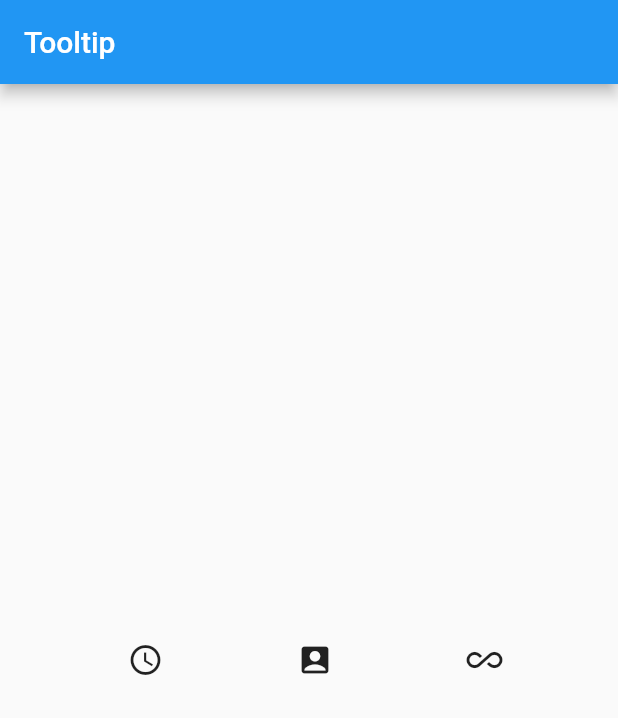
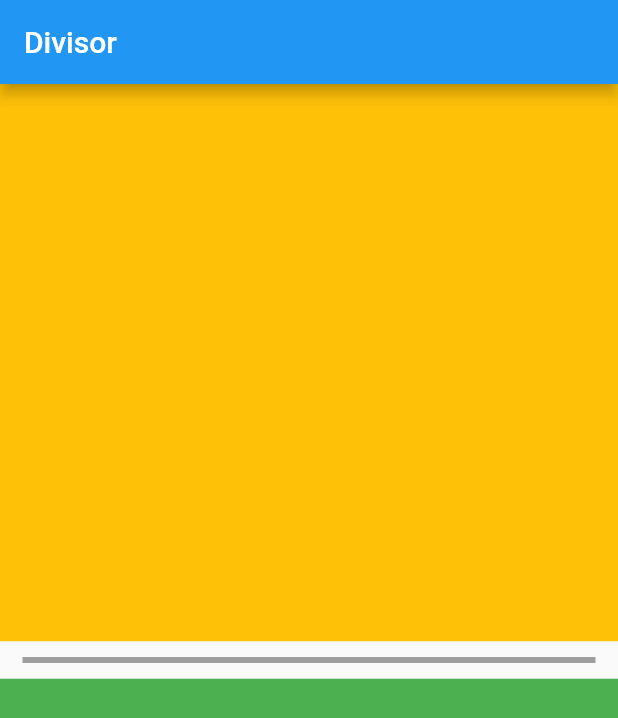
Before and after one commit to EmmanuelHm/basic_components_flutter, a Flutter app: the screen it shows after launch, on a phone screen of 412 x 824 dp. Shown: the top 718 px of the screen. Run offline on Flutter 3.47's test engine with Material 2 defaults, Android fonts, the light colour scheme and no system bars.

Commit message:
Utilizando el widget 'Divider' en flutter

```diff
--- /dev/null
+++ b/lib/AdvancedWidgets/13.Divisor/Divisor.dart
@@ -0,0 +1,40 @@
+import 'package:flutter/material.dart';
+
+class Divisor extends StatefulWidget {
+  const Divisor({Key? key}) : super(key: key);
+
+  @override
+  _DivisorState createState() => _DivisorState();
+}
+
+class _DivisorState extends State<Divisor> {
+  @override
+  Widget build(BuildContext context) {
+    return Scaffold(
+      appBar: AppBar(
+        title: Text("Divisor"),
+      ),
+      body: Column(
+        children: [
+          Expanded(
+            child: Container(
+              color: Colors.amber,
+            ),
+          ),
+          Divider(
+            color: Colors.grey,
+            height: 25,
+            thickness: 4,
+            indent: 15,
+            endIndent: 15,
+          ),
+          Expanded(
+            child: Container(
+              color: Colors.green,
+            ),
+          ),
+        ],
+      ),
+    );
+  }
+}
--- a/lib/main.dart
+++ b/lib/main.dart
@@ -1,5 +1,5 @@
 import 'package:flutter/material.dart';
-import 'package:basic_components_flutter/AdvancedWidgets/12.Toltip/TooltipWidget.dart';
+import 'package:basic_components_flutter/AdvancedWidgets/13.Divisor/Divisor.dart';
 
 void main() => runApp(MyApp());
 
@@ -15,9 +15,9 @@ class MyApp extends StatelessWidget {
       // home: BackData(),
 
       // Sistema de Rutas
-      initialRoute: 'tooltip',
+      initialRoute: 'divisor',
       routes: {
-        'tooltip': (context) => TooltipWidget(),
+        'divisor': (context) => Divisor(),
       },
     );
   }
```
Also changed, not shown: lib/AdvancedWidgets/13.Divisor/divisor1.png (added), lib/AdvancedWidgets/13.Divisor/divisor2.png (added).
